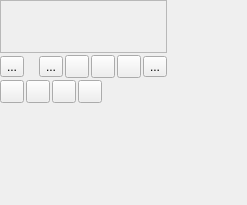
This is plugins/textshape/dialogs/SimpleParagraphWidget.ui in KDE/krita as Qt 5 draws it before an edit. The edited form follows.
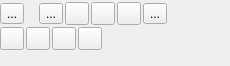
This is the edited form. Custom widgets are drawn as their Qt base class.

Commit message: Improve layout of option widgets.  Previously the option widgets would be spread out over the modebox or  tool options docker.  Before we couldn't just fix the height because then the tool option docker  tabbed with other dockers would limit the other tabs height.

Diff of the .ui file:
```diff
--- a/plugins/textshape/dialogs/SimpleParagraphWidget.ui
+++ b/plugins/textshape/dialogs/SimpleParagraphWidget.ui
@@ -6,8 +6,8 @@
    <rect>
     <x>0</x>
     <y>0</y>
-    <width>247</width>
-    <height>205</height>
+    <width>230</width>
+    <height>66</height>
    </rect>
   </property>
   <property name="sizePolicy">
@@ -16,7 +16,7 @@
     <verstretch>0</verstretch>
    </sizepolicy>
   </property>
-  <layout class="QGridLayout" name="gridLayout_2" columnstretch="0,1">
+  <layout class="QGridLayout" name="gridLayout_2" columnstretch="0">
    <property name="sizeConstraint">
     <enum>QLayout::SetMinAndMaxSize</enum>
    </property>
@@ -113,7 +113,7 @@
        </property>
       </spacer>
      </item>
-     <item row="1" column="0" colspan="10">
+     <item row="1" column="0" colspan="11">
       <widget class="SpecialButton" name="blockFrame">
        <property name="sizePolicy">
         <sizepolicy hsizetype="MinimumExpanding" vsizetype="Preferred">
@@ -135,36 +135,30 @@
        </property>
       </widget>
      </item>
+     <item row="2" column="10">
+      <spacer name="horizontalSpacer_2">
+       <property name="orientation">
+        <enum>Qt::Horizontal</enum>
+       </property>
+       <property name="sizeHint" stdset="0">
+        <size>
+         <width>40</width>
+         <height>20</height>
+        </size>
+       </property>
+      </spacer>
+     </item>
     </layout>
    </item>
-   <item row="0" column="1">
-    <spacer name="horizontalSpacer">
-     <property name="orientation">
-      <enum>Qt::Horizontal</enum>
-     </property>
-     <property name="sizeType">
-      <enum>QSizePolicy::Preferred</enum>
-     </property>
-     <property name="sizeHint" stdset="0">
-      <size>
-       <width>0</width>
-       <height>10</height>
-      </size>
-     </property>
-    </spacer>
-   </item>
    <item row="1" column="0">
-    <spacer>
-     <property name="orientation">
-      <enum>Qt::Vertical</enum>
+    <widget class="QWidget" name="SpecialSpacer" native="true">
+     <property name="sizePolicy">
+      <sizepolicy hsizetype="Preferred" vsizetype="Expanding">
+       <horstretch>0</horstretch>
+       <verstretch>0</verstretch>
+      </sizepolicy>
      </property>
-     <property name="sizeHint" stdset="0">
-      <size>
-       <width>10</width>
-       <height>0</height>
-      </size>
-     </property>
-    </spacer>
+    </widget>
    </item>
   </layout>
  </widget>
```
The commit also changes 14 other files.
